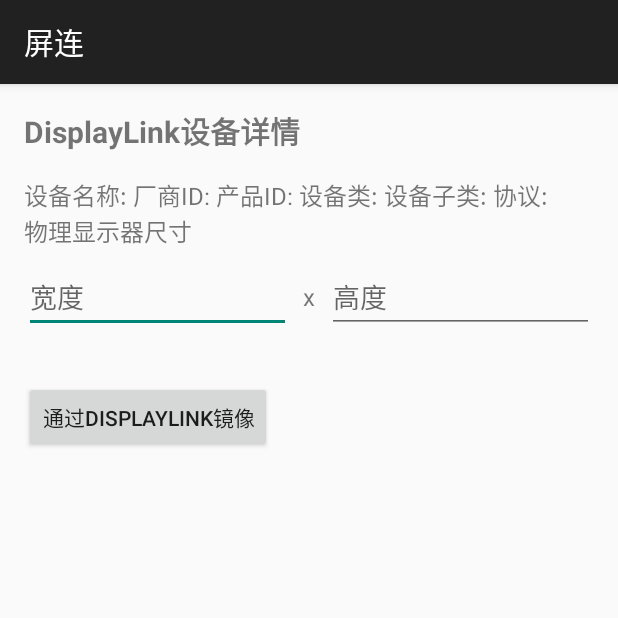
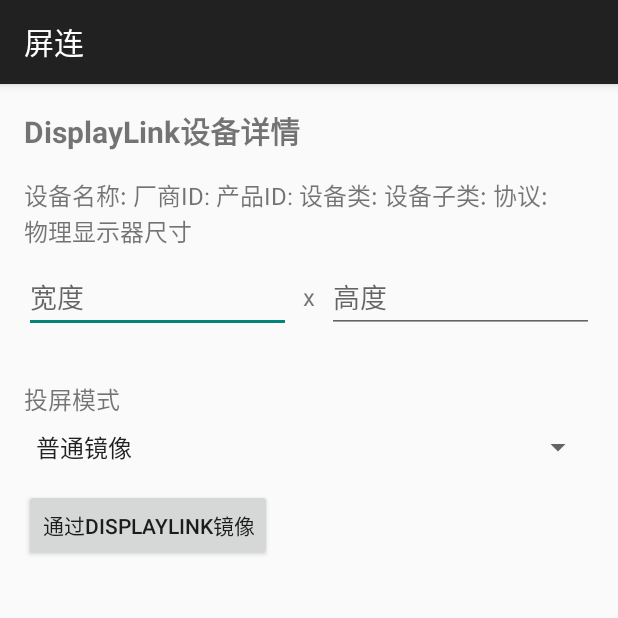
Before and after one commit to nako-ruru/orbit-android, an Android app: the fragment DisplaylinkFragment shown on its own in the app's theme, on a phone screen of 412 x 824 dp, the top half of it. Run offline under Robolectric (Android 15) with nearby library versions, the phone set to English and light mode, and no system bars; 6 statements that could not run were skipped.

Commit message:
projection mode

```diff
--- a/app/src/main/java/com/gitee/connect_screen/DisplaylinkFragment.java
+++ b/app/src/main/java/com/gitee/connect_screen/DisplaylinkFragment.java
@@ -7,8 +7,11 @@ import android.view.Display;
 import android.view.LayoutInflater;
 import android.view.View;
 import android.view.ViewGroup;
+import android.widget.AdapterView;
+import android.widget.ArrayAdapter;
 import android.widget.Button;
 import android.widget.EditText;
+import android.widget.Spinner;
 import android.widget.TextView;
 import androidx.fragment.app.Fragment;
 import com.gitee.connect_screen.job.MirrorViaDisplaylink;
@@ -45,6 +48,42 @@ public class DisplaylinkFragment extends Fragment {
         Button mirrorViaDisplaylinkButton = view.findViewById(R.id.mirrorViaDisplaylinkButton);
         EditText displayWidthInput = view.findViewById(R.id.displayWidthInput);
         EditText displayHeightInput = view.findViewById(R.id.displayHeightInput);
+
+        Spinner projectionModeSpinner = view.findViewById(R.id.projectionModeSpinner);
+        ArrayAdapter<String> spinnerAdapter = new ArrayAdapter<>(
+            getContext(),
+            android.R.layout.simple_spinner_item,
+            Arrays.stream(ProjectionMode.values())
+                  .map(mode -> {
+                      switch(mode) {
+                          case MIRROR: return "普通镜像";
+                          case MIRROR_AND_CROP_16_9: return "16:9裁剪";
+                          case SINGLE_APP: return "单个应用";
+                          default: return mode.name();
+                      }
+                  })
+                  .toArray(String[]::new)
+        );
+        spinnerAdapter.setDropDownViewResource(android.R.layout.simple_spinner_dropdown_item);
+        projectionModeSpinner.setAdapter(spinnerAdapter);
+
+        if (usbState != null && usbState.projectionMode != null) {
+            projectionModeSpinner.setSelection(usbState.projectionMode.ordinal());
+        }
+
+        projectionModeSpinner.setOnItemSelectedListener(new AdapterView.OnItemSelectedListener() {
+            @Override
+            public void onItemSelected(AdapterView<?> parent, View view, int position, long id) {
+                if (usbState != null) {
+                    usbState.projectionMode = ProjectionMode.values()[position];
+                }
+            }
+
+            @Override
+            public void onNothingSelected(AdapterView<?> parent) {
+                // Do nothing
+            }
+        });
 
         StringBuilder sb = new StringBuilder();
         sb.append("设备名称: ").append(device.getDeviceName()).append("\n");
--- /dev/null
+++ b/app/src/main/java/com/gitee/connect_screen/ProjectionMode.java
@@ -0,0 +1,7 @@
+package com.gitee.connect_screen;
+
+public enum ProjectionMode {
+    MIRROR,                      // 普通镜像
+    MIRROR_AND_CROP_16_9,        // 16:9 裁剪
+    SINGLE_APP,                   // 单个应用
+}
--- a/app/src/main/java/com/gitee/connect_screen/UsbState.java
+++ b/app/src/main/java/com/gitee/connect_screen/UsbState.java
@@ -29,6 +29,7 @@ public class UsbState {
     public volatile int[] recentPostFrameResultCodes = new int[8];
     public int overrideMonitorWidth;
     public int overrideMonitorHeight;
+    public ProjectionMode projectionMode;
 
     public int getMonitorWidth() {
         return overrideMonitorWidth != 0 ? overrideMonitorWidth : monitorInfo.a[0].width;
--- a/app/src/main/res/layout/fragment_displaylink.xml
+++ b/app/src/main/res/layout/fragment_displaylink.xml
@@ -63,6 +63,19 @@
             android:layout_marginStart="4dp"/>
     </LinearLayout>
 
+    <TextView
+        android:layout_width="match_parent"
+        android:layout_height="wrap_content"
+        android:text="投屏模式"
+        android:textSize="16sp"
+        android:layout_marginTop="16dp"
+        android:layout_marginBottom="8dp"/>
+
+    <Spinner
+        android:id="@+id/projectionModeSpinner"
+        android:layout_width="match_parent"
+        android:layout_height="wrap_content"/>
+
     <Button
         android:id="@+id/mirrorViaDisplaylinkButton"
         android:layout_width="wrap_content"
```
